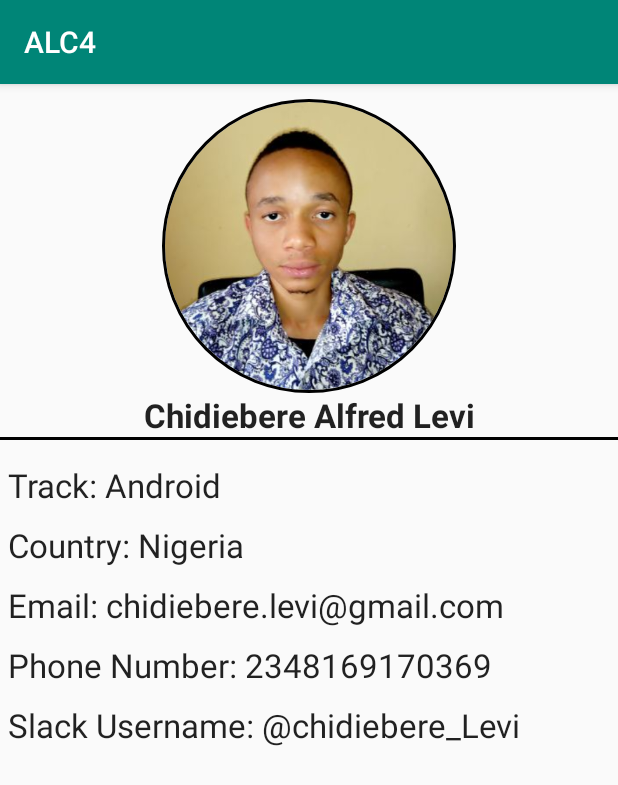
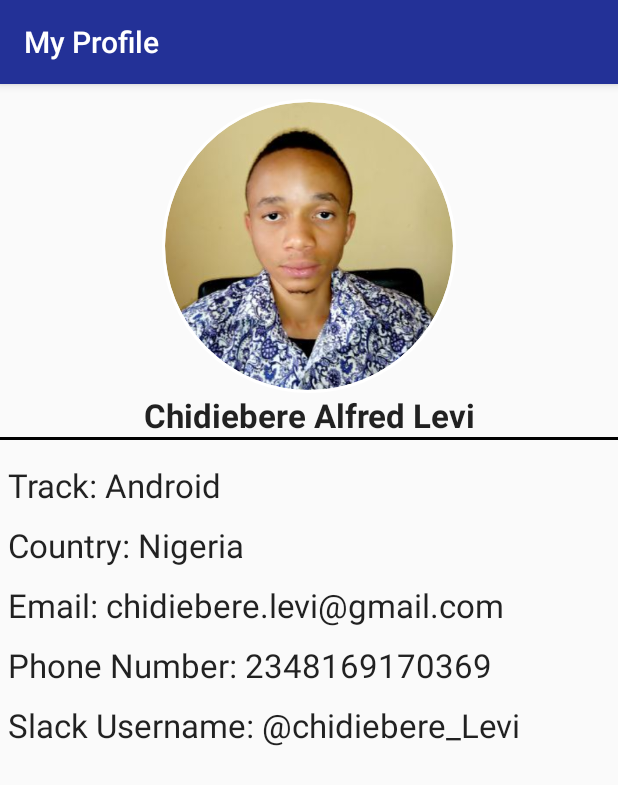
Before and after one commit to rapXidy/ALChallengeOne, an Android app: the MyProfile screen opened directly, with no data from a screen before it, on a phone screen of 412 x 824 dp. Shown: the top 785 px of the screen. Run offline under Robolectric (Android 15) with nearby library versions, the phone set to English and light mode, and no system bars; our stand-ins replace CircleImageView.

Commit message:
another final commit

```diff
--- a/app/src/main/java/com/chidii/alc4/MainActivity.java
+++ b/app/src/main/java/com/chidii/alc4/MainActivity.java
@@ -3,6 +3,7 @@ package com.chidii.alc4;
 import android.content.Intent;
 import android.support.v7.app.AppCompatActivity;
 import android.os.Bundle;
+import android.support.v7.widget.Toolbar;
 import android.view.View;
 import android.webkit.WebView;
 import android.widget.Button;
@@ -10,12 +11,12 @@ import android.widget.Button;
 public class MainActivity extends AppCompatActivity {
 
     private Button btnprofile, btnaboutALC;
-    //private WebView wvAboutALC;
 
     @Override
     protected void onCreate(Bundle savedInstanceState) {
         super.onCreate(savedInstanceState);
         setContentView(R.layout.activity_main);
+
 
         btnprofile = (Button) findViewById(R.id.buttonMyProfile);
         btnaboutALC = (Button) findViewById(R.id.buttonAboutALC);
--- a/app/src/main/java/com/chidii/alc4/MyProfile.java
+++ b/app/src/main/java/com/chidii/alc4/MyProfile.java
@@ -5,9 +5,12 @@ import android.os.Bundle;
 
 public class MyProfile extends AppCompatActivity {
 
+    String Title = "My Profile";
+
     @Override
     protected void onCreate(Bundle savedInstanceState) {
         super.onCreate(savedInstanceState);
         setContentView(R.layout.activity_my_profile);
+        getSupportActionBar().setTitle(Title);
     }
 }
--- a/app/src/main/res/layout/activity_my_profile.xml
+++ b/app/src/main/res/layout/activity_my_profile.xml
@@ -18,7 +18,7 @@
         android:layout_alignParentTop="true"
         android:src="@drawable/profile_pix"
         app:civ_border_width="2dp"
-        app:civ_border_color="#FF000000"
+        app:civ_border_color="#FFFFFF"
         android:layout_marginTop="10dp" />
 
     <TextView
--- a/app/src/main/res/values/colors.xml
+++ b/app/src/main/res/values/colors.xml
@@ -1,8 +1,8 @@
 <?xml version="1.0" encoding="utf-8"?>
 <resources>
-    <color name="colorPrimary">#008577</color>
-    <color name="colorPrimaryDark">#00574B</color>
-    <color name="colorAccent">#D81B60</color>
+    <color name="colorPrimary">#233197</color>
+    <color name="colorPrimaryDark">#233197</color>
+    <color name="colorAccent">#233197</color>
 
     <color name="colorYellow">#F49F05</color>
     <color name="colorEnd">#DCD9C6</color>
```
Also changed, not shown: app/src/main/java/com/chidii/alc4/aboutALC.java (+14 -1 lines), app/src/main/res/layout/activity_main.xml (+15 -0 lines).
